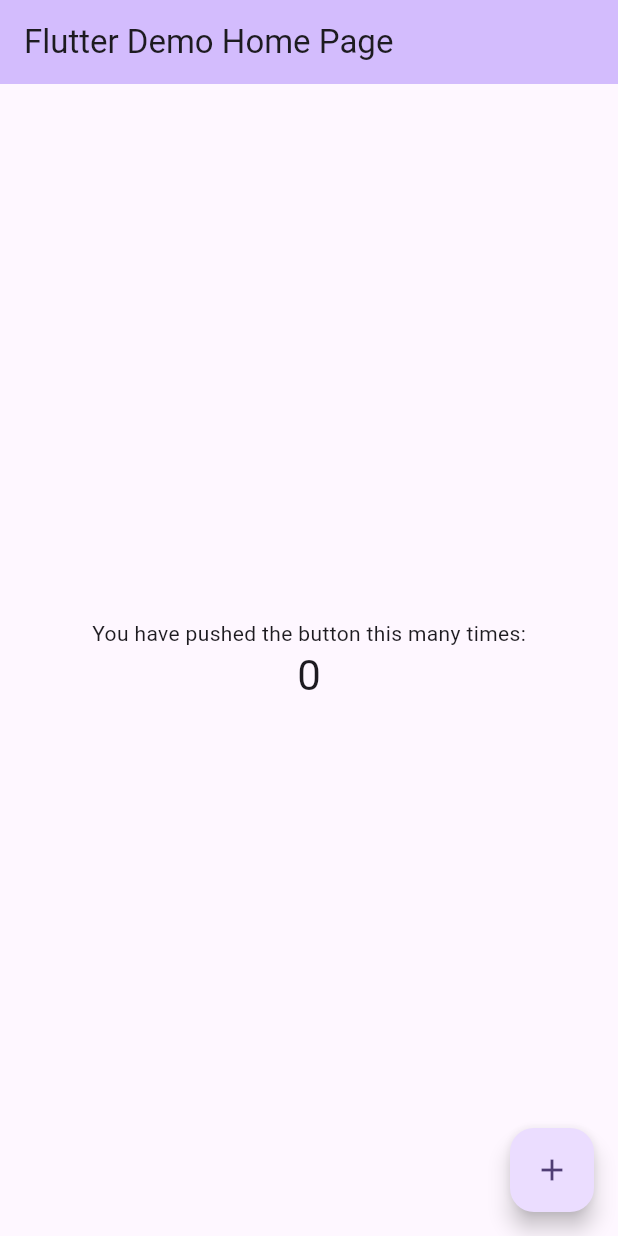
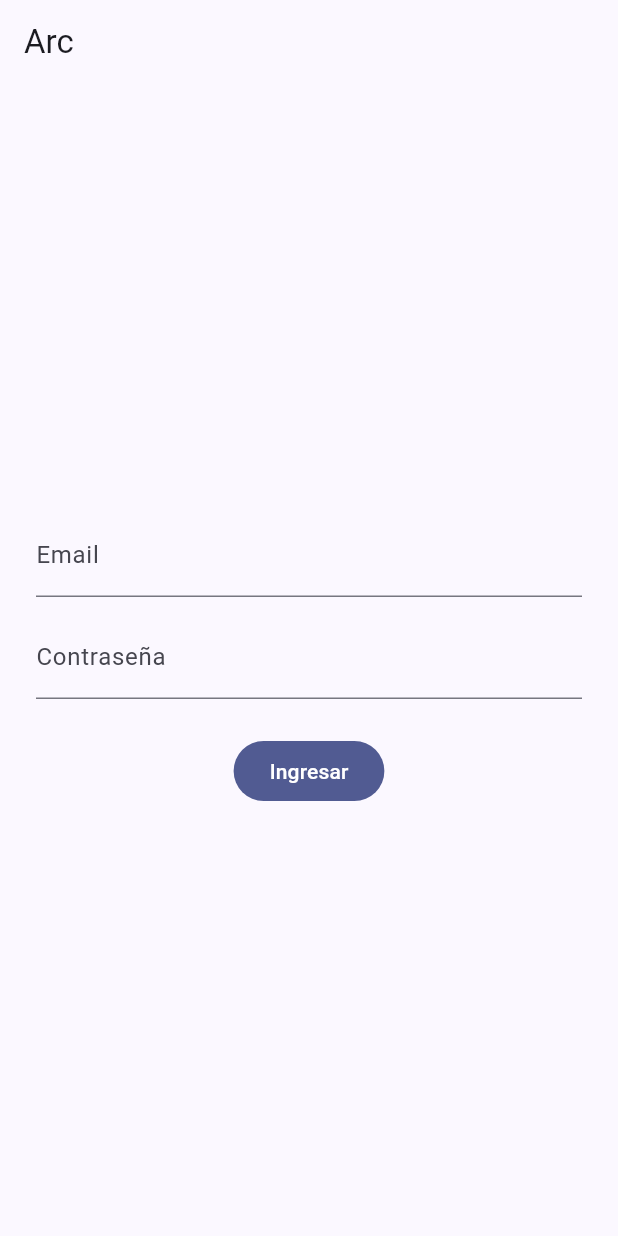
Before and after one commit to Aether-Developers-UY/arc, a Flutter app: the screen it shows after launch, on a phone screen of 412 x 824 dp. Run offline on Flutter 3.47's test engine with Material 3 defaults, Android fonts, the phone set to English and light mode, and no system bars; our stand-ins replace dio, flutter_riverpod, flutter_secure_storage.

Commit message:
Add API client, auth flow, and login screen

```diff
--- /dev/null
+++ b/arc_app/lib/features/auth/login_screen.dart
@@ -0,0 +1,75 @@
+import 'package:flutter/material.dart';
+import 'package:flutter_riverpod/flutter_riverpod.dart';
+
+import 'auth_provider.dart';
+
+class LoginScreen extends ConsumerStatefulWidget {
+  const LoginScreen({super.key});
+
+  @override
+  ConsumerState<LoginScreen> createState() => _LoginScreenState();
+}
+
+class _LoginScreenState extends ConsumerState<LoginScreen> {
+  final _emailController = TextEditingController();
+  final _passwordController = TextEditingController();
+
+  @override
+  void dispose() {
+    _emailController.dispose();
+    _passwordController.dispose();
+    super.dispose();
+  }
+
+  @override
+  Widget build(BuildContext context) {
+    final authState = ref.watch(authProvider);
+
+    return Scaffold(
+      appBar: AppBar(title: const Text('Arc')),
+      body: Padding(
+        padding: const EdgeInsets.all(24),
+        child: Column(
+          mainAxisAlignment: MainAxisAlignment.center,
+          children: [
+            TextField(
+              controller: _emailController,
+              decoration: const InputDecoration(labelText: 'Email'),
+              keyboardType: TextInputType.emailAddress,
+            ),
+            const SizedBox(height: 12),
+            TextField(
+              controller: _passwordController,
+              decoration: const InputDecoration(labelText: 'Contraseña'),
+              obscureText: true,
+            ),
+            const SizedBox(height: 24),
+            if (authState.errorMessage != null)
+              Padding(
+                padding: const EdgeInsets.only(bottom: 12),
+                child: Text(
+                  authState.errorMessage!,
+                  style: TextStyle(color: Theme.of(context).colorScheme.error),
+                ),
+              ),
+            FilledButton(
+              onPressed: authState.isLoading
+                  ? null
+                  : () => ref.read(authProvider.notifier).login(
+                        _emailController.text.trim(),
+                        _passwordController.text,
+                      ),
+              child: authState.isLoading
+                  ? const SizedBox(
+                      width: 20,
+                      height: 20,
+                      child: CircularProgressIndicator(strokeWidth: 2),
+                    )
+                  : const Text('Ingresar'),
+            ),
+          ],
+        ),
+      ),
+    );
+  }
+}
--- a/arc_app/lib/main.dart
+++ b/arc_app/lib/main.dart
@@ -1,122 +1,33 @@
 import 'package:flutter/material.dart';
+import 'package:flutter_riverpod/flutter_riverpod.dart';
+
+import 'features/auth/auth_provider.dart';
+import 'features/auth/login_screen.dart';
 
 void main() {
-  runApp(const MyApp());
+  runApp(const ProviderScope(child: ArcApp()));
 }
 
-class MyApp extends StatelessWidget {
-  const MyApp({super.key});
+class ArcApp extends ConsumerWidget {
+  const ArcApp({super.key});
 
-  // This widget is the root of your application.
   @override
-  Widget build(BuildContext context) {
+  Widget build(BuildContext context, WidgetRef ref) {
+    final authState = ref.watch(authProvider);
+
     return MaterialApp(
-      title: 'Flutter Demo',
-      theme: ThemeData(
-        // This is the theme of your application.
-        //
-        // TRY THIS: Try running your application with "flutter run". You'll see
-        // the application has a purple toolbar. Then, without quitting the app,
-        // try changing the seedColor in the colorScheme below to Colors.green
-        // and then invoke "hot reload" (save your changes or press the "hot
-        // reload" button in a Flutter-supported IDE, or press "r" if you used
-        // the command line to start the app).
-        //
-        // Notice that the counter didn't reset back to zero; the application
-        // state is not lost during the reload. To reset the state, use hot
-        // restart instead.
-        //
-        // This works for code too, not just values: Most code changes can be
-        // tested with just a hot reload.
-        colorScheme: .fromSeed(seedColor: Colors.deepPurple),
-      ),
-      home: const MyHomePage(title: 'Flutter Demo Home Page'),
+      title: 'Arc',
+      theme: ThemeData(colorSchemeSeed: Colors.indigo, useMaterial3: true),
+      home: authState.isLoggedIn ? const _PlaceholderHome() : const LoginScreen(),
     );
   }
 }
 
-class MyHomePage extends StatefulWidget {
-  const MyHomePage({super.key, required this.title});
-
-  // This widget is the home page of your application. It is stateful, meaning
-  // that it has a State object (defined below) that contains fields that affect
-  // how it looks.
-
-  // This class is the configuration for the state. It holds the values (in this
-  // case the title) provided by the parent (in this case the App widget) and
-  // used by the build method of the State. Fields in a Widget subclass are
-  // always marked "final".
-
-  final String title;
-
-  @override
-  State<MyHomePage> createState() => _MyHomePageState();
-}
-
-class _MyHomePageState extends State<MyHomePage> {
-  int _counter = 0;
-
-  void _incrementCounter() {
-    setState(() {
-      // This call to setState tells the Flutter framework that something has
-      // changed in this State, which causes it to rerun the build method below
-      // so that the display can reflect the updated values. If we changed
-      // _counter without calling setState(), then the build method would not be
-      // called again, and so nothing would appear to happen.
-      _counter++;
-    });
-  }
+class _PlaceholderHome extends StatelessWidget {
+  const _PlaceholderHome();
 
   @override
   Widget build(BuildContext context) {
-    // This method is rerun every time setState is called, for instance as done
-    // by the _incrementCounter method above.
-    //
-    // The Flutter framework has been optimized to make rerunning build methods
-    // fast, so that you can just rebuild anything that needs updating rather
-    // than having to individually change instances of widgets.
-    return Scaffold(
-      appBar: AppBar(
-        // TRY THIS: Try changing the color here to a specific color (to
-        // Colors.amber, perhaps?) and trigger a hot reload to see the AppBar
-        // change color while the other colors stay the same.
-        backgroundColor: Theme.of(context).colorScheme.inversePrimary,
-        // Here we take the value from the MyHomePage object that was created by
-        // the App.build method, and use it to set our appbar title.
-        title: Text(widget.title),
-      ),
-      body: Center(
-        // Center is a layout widget. It takes a single child and positions it
-        // in the middle of the parent.
-        child: Column(
-          // Column is also a layout widget. It takes a list of children and
-          // arranges them vertically. By default, it sizes itself to fit its
-          // children horizontally, and tries to be as tall as its parent.
-          //
-          // Column has various properties to control how it sizes itself and
-          // how it positions its children. Here we use mainAxisAlignment to
-          // center the children vertically; the main axis here is the vertical
-          // axis because Columns are vertical (the cross axis would be
-          // horizontal).
-          //
-          // TRY THIS: Invoke "debug painting" (choose the "Toggle Debug Paint"
-          // action in the IDE, or press "p" in the console), to see the
-          // wireframe for each widget.
-          mainAxisAlignment: .center,
-          children: [
-            const Text('You have pushed the button this many times:'),
-            Text(
-              '$_counter',
-              style: Theme.of(context).textTheme.headlineMedium,
-            ),
-          ],
-        ),
-      ),
-      floatingActionButton: FloatingActionButton(
-        onPressed: _incrementCounter,
-        tooltip: 'Increment',
-        child: const Icon(Icons.add),
-      ),
-    );
+    return const Scaffold(body: Center(child: Text('Sesión iniciada')));
   }
 }
```
Also changed, not shown: arc_app/lib/core/api_client.dart (added, +28 -0 lines), arc_app/lib/core/token_storage.dart (added, +14 -0 lines), arc_app/lib/features/auth/auth_provider.dart (added, +52 -0 lines), arc_app/lib/features/auth/auth_repository.dart (added, +58 -0 lines), 1 other file.
